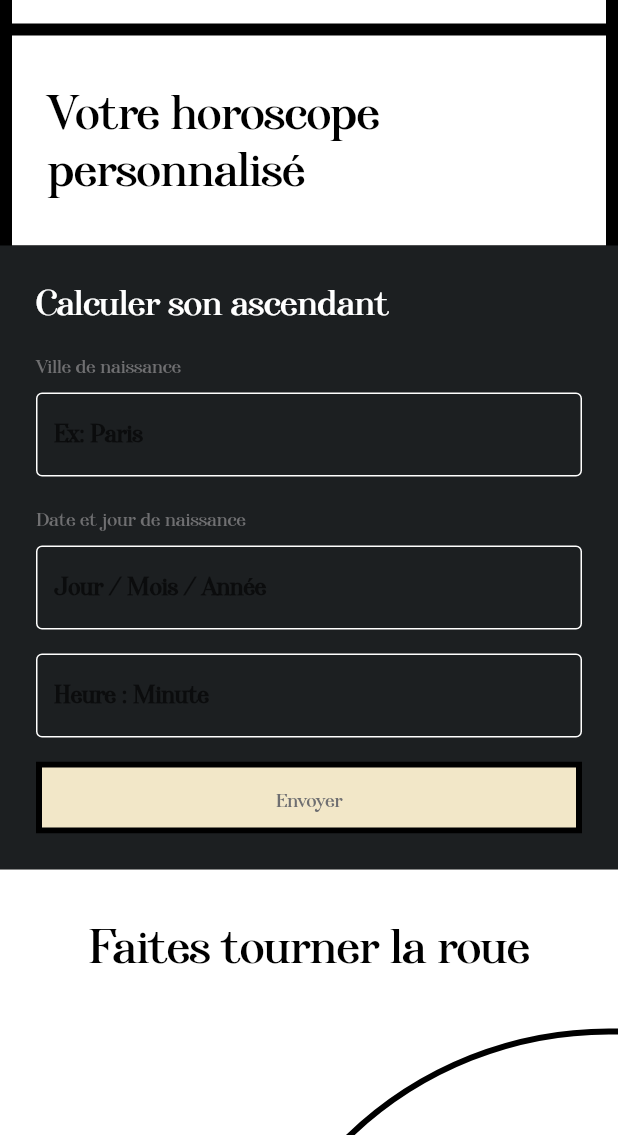
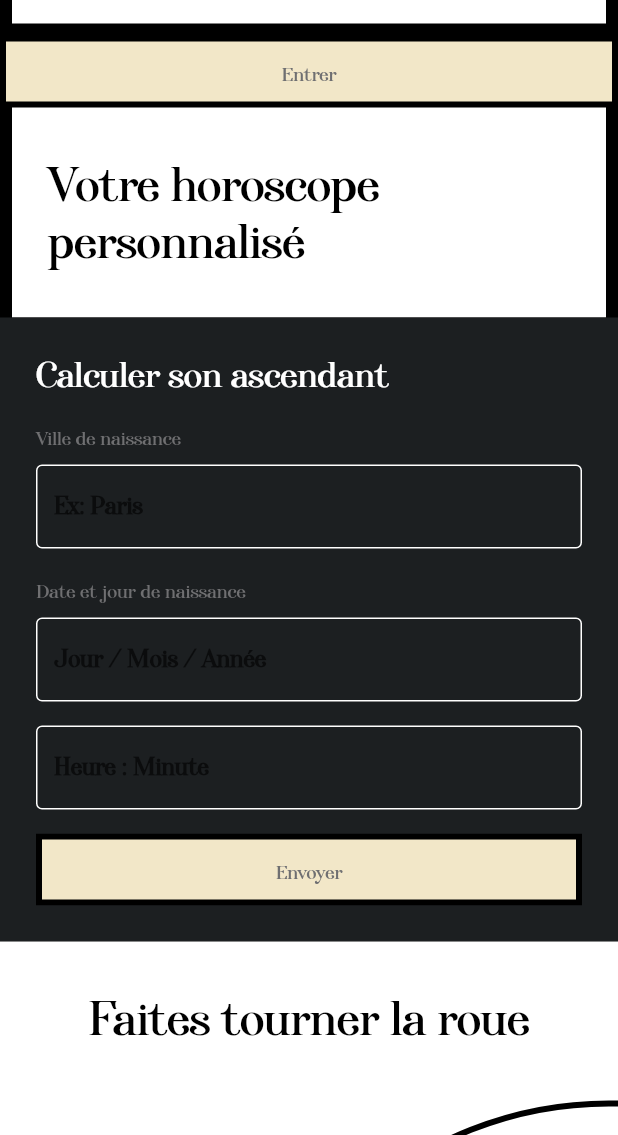
Before and after one commit to dleurs/astrolab, a Flutter app: the screen it shows after launch, on a phone screen of 412 x 824 dp, the part 101-1236 px from its top. Run offline on Flutter 3.47's test engine with Material 2 defaults, Android fonts, the phone set to English and light mode, and no system bars; our stand-ins replace auto_size_text, flutter_bloc; project files that could hold a hidden picture were left out.

Commit message:
Navigation set

```diff
--- a/lib/main.dart
+++ b/lib/main.dart
@@ -1,5 +1,6 @@
 import 'package:astrolab/theme/theme.dart';
-import 'package:astrolab/ui/home/home_page.dart';
+import 'package:astrolab/ui/horosocope_details/horoscope_details_page.dart';
+import 'package:astrolab/ui/welcome/welcome_page.dart';
 import 'package:astrolab/ui/pick_horoscope_wheel/pick_horoscope_wheel_page.dart';
 import 'package:flutter/material.dart';
 
@@ -16,8 +17,9 @@ class MyApp extends StatelessWidget {
       theme: CustomTheme(isDark: false).themeData,
       darkTheme: CustomTheme(isDark: true).themeData,
       routes: {
-        '/': (context) => const HomePage(),
+        '/': (context) => const WelcomePage(),
         PickHoroscopeWheel.nameRoute: (context) => const PickHoroscopeWheel(),
+        HoroscopeDetailsPage.nameRoute: (context) => const HoroscopeDetailsPage(),
       },
     );
   }
--- a/lib/ui/home/home_page.dart
+++ b/lib/ui/welcome/welcome_page.dart
@@ -1,15 +1,16 @@
 import 'package:astrolab/theme/theme.dart';
-import 'package:astrolab/ui/home/widgets/home_calculate_astro.dart';
-import 'package:astrolab/ui/home/widgets/home_circle_astro.dart';
-import 'package:astrolab/ui/home/widgets/home_playlist_example.dart';
+import 'package:astrolab/ui/pick_horoscope_wheel/pick_horoscope_wheel_page.dart';
+import 'package:astrolab/ui/welcome/widgets/home_calculate_astro.dart';
+import 'package:astrolab/ui/welcome/widgets/home_circle_astro.dart';
+import 'package:astrolab/ui/welcome/widgets/home_playlist_example.dart';
 import 'package:astrolab/ui/shared/widget_button.dart';
 import 'package:astrolab/ui/shared/widget_header.dart';
 import 'package:astrolab/ui/shared/widget_space.dart';
 import 'package:astrolab/ui/shared/widget_text.dart';
 import 'package:flutter/material.dart';
 
-class HomePage extends StatelessWidget {
-  const HomePage({Key? key}) : super(key: key);
+class WelcomePage extends StatelessWidget {
+  const WelcomePage({Key? key}) : super(key: key);
 
   @override
   Widget build(BuildContext context) {
@@ -22,6 +23,12 @@ class HomePage extends StatelessWidget {
             child: Column(
               children: [
                 const WidgetHeader("ASTRO"),
+                WidgetButton(
+                  "Entrer",
+                  onPressed: () {
+                    Navigator.of(context).pushNamed(PickHoroscopeWheel.nameRoute);
+                  },
+                ),
                 Padding(
                   padding: WidgetGutter.horizontal.md,
                   child: Container(
```
Also changed, not shown: lib/ui/horosocope_details/horoscope_details_page.dart (added, +32 -0 lines), lib/ui/pick_horoscope_wheel/pick_horoscope_wheel_page.dart (+15 -3 lines), lib/ui/welcome/widgets/home_calculate_astro.dart (renamed from lib/ui/home/widgets/home_calculate_astro.dart), lib/ui/welcome/widgets/home_circle_astro.dart (renamed from lib/ui/home/widgets/home_circle_astro.dart), lib/ui/welcome/widgets/home_playlist_example.dart (renamed from lib/ui/home/widgets/home_playlist_example.dart).
